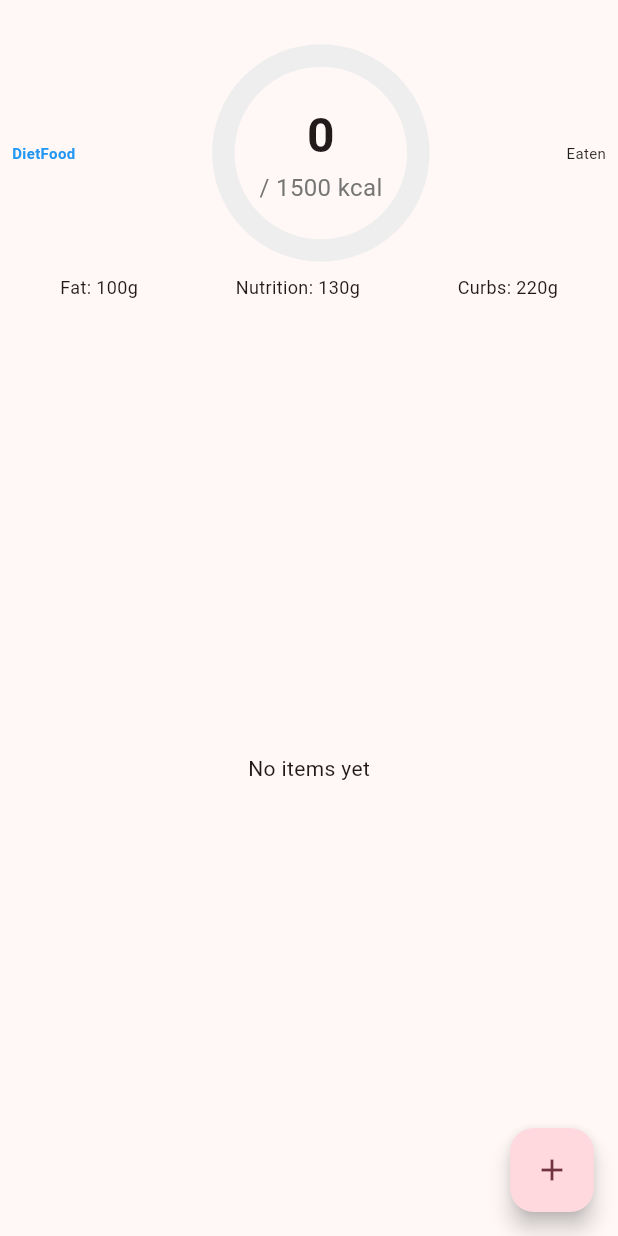
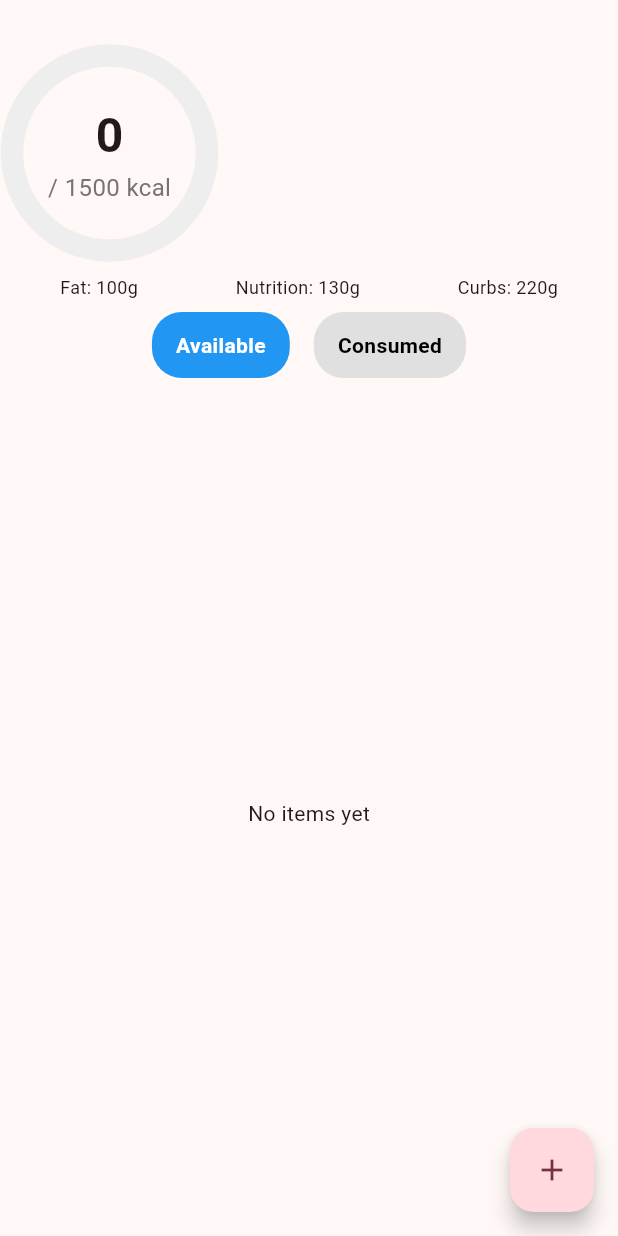
Before and after one commit to AshwaniDev101/Flutter-DisciplinePlus, a Flutter app: the DietPage screen opened directly, on a phone screen of 412 x 824 dp. Run offline on Flutter 3.47's test engine with Material 3 defaults, Android fonts, the phone set to English and light mode, and no system bars; our stand-ins replace cloud_firestore, firebase_core, hive_flutter, just_audio, pull_to_refresh, sliding_up_panel; accounts and stored records are empty; generated files the repository leaves out were written again.

Commit message:
Added a better page-view replaced Gesture Detection with Icon Button

```diff
--- a/lib/pages/dietpage/dietpage.dart
+++ b/lib/pages/dietpage/dietpage.dart
@@ -12,15 +12,6 @@ class DietPage extends StatefulWidget {
   _DietPageState createState() => _DietPageState();
 }
 
-// class DietFood {
-//   final String name;
-//   final int kcal;
-//   final int quantity;
-//   final String mealType;
-//   final DateTime time;
-//
-//   DietFood(this.name, this.kcal, this.quantity, this.mealType, this.time);
-// }
 
 class _DietPageState extends State<DietPage> {
   // Progress tracking
@@ -32,14 +23,7 @@ class _DietPageState extends State<DietPage> {
   final PageController _pageController = PageController(initialPage: 0);
   int _currentIndex = 0;
 
-  // DietFood lists
-  // final List<DietFood> _DietFoodList = [
-  //   DietFood(id:"temp id", name: 'Apple',kcal: 95,quantity: 1,mealType: "Breakfast", time: DateTime.now()),
-  //   DietFood(id:"temp id", name: 'Grilled Chicken',kcal: 250,quantity: 1,mealType: "Lunch", time: DateTime.now()),
-  //   DietFood(id:"temp id", name: 'Salad',kcal: 150,quantity: 1,mealType: "Dinner", time: DateTime.now()),
-  //
-  // ];
-  // final List<DietFood> _DietFoodEatenList = [];
+
 
   @override
   void initState() {
@@ -47,42 +31,6 @@ class _DietPageState extends State<DietPage> {
     // _updateProgress();
   }
 
-  // void _updateProgress() {
-  //   final total = _DietFoodEatenList.fold<int>(0, (sum, f) => sum + f.kcal * f.quantity);
-  //   setState(() => _progress = total.toDouble());
-  // }
-  //
-  // void _moveItem(int index, bool fromEaten) {
-  //   setState(() {
-  //     if (fromEaten) {
-  //
-  //       FoodManager.r
-  //       final item = _DietFoodEatenList.removeAt(index);
-  //       _DietFoodList.add(item);
-  //     } else {
-  //       final item = _DietFoodList.removeAt(index);
-  //       _DietFoodEatenList.add(item);
-  //     }
-  //     _updateProgress();
-  //   });
-  // }
-
-  void _onHeaderSwipe(DragUpdateDetails details) {
-    if (details.delta.dx < -10 && _currentIndex < 1) {
-      _goToPage(_currentIndex + 1);
-    } else if (details.delta.dx > 10 && _currentIndex > 0) {
-      _goToPage(_currentIndex - 1);
-    }
-  }
-
-  void _goToPage(int index) {
-    setState(() => _currentIndex = index);
-    _pageController.animateToPage(
-      index,
-      duration: const Duration(milliseconds: 300),
-      curve: Curves.easeInOut,
-    );
-  }
 
   Color _getProgressColor() {
     final ratio = _progress / _maxProgress;
@@ -102,7 +50,7 @@ class _DietPageState extends State<DietPage> {
           SafeArea(child: Text("")),
           GestureDetector(
             behavior: HitTestBehavior.translucent,
-            onHorizontalDragUpdate: _onHeaderSwipe,
+            // onHorizontalDragUpdate: _onHeaderSwipe,
             child: Column(
               children: [
                 Container(
@@ -112,7 +60,7 @@ class _DietPageState extends State<DietPage> {
                   child: Row(
                     mainAxisAlignment: MainAxisAlignment.spaceBetween,
                     children: [
-                      _buildHeaderTab('DietFood', 0),
+                      // _buildHeaderTab('DietFood', 0),
                       Stack(
                         alignment: Alignment.center,
                         children: [
@@ -147,7 +95,7 @@ class _DietPageState extends State<DietPage> {
                           ),
                         ],
                       ),
-                      _buildHeaderTab('Eaten', 1),
+
                     ],
                   ),
                 ),
@@ -169,19 +117,31 @@ class _DietPageState extends State<DietPage> {
 
           ),
 
-
-
-          // PageView content
+          Expanded(
+            child: Column(
+              children: [
+                Row(
+                  mainAxisAlignment: MainAxisAlignment.center,
+                  children: [
+                    _buildTabButton('Available', 0),
+                    _buildTabButton('Consumed', 1),
+                  ],
+                ),
                 Expanded(
                   child: PageView(
                     controller: _pageController,
-              physics: const NeverScrollableScrollPhysics(),
+                    onPageChanged: (index) => setState(() => _currentIndex = index),
                     children: [
                       _buildListView(FoodManager.instance.watchAvailableFood(), false),
                       _buildListView(FoodManager.instance.watchConsumedFood(), true),
                     ],
                   ),
                 ),
+              ],
+            ),
+          ),
+
+
         ],
       ),
       floatingActionButton: FloatingActionButton(
@@ -191,16 +151,34 @@ class _DietPageState extends State<DietPage> {
     );
   }
 
-  Widget _buildHeaderTab(String label, int index) {
-    final selected = _currentIndex == index;
+
+
+  Widget _buildTabButton(String title, int index) {
+    final isSelected = _currentIndex == index;
     return GestureDetector(
-      onTap: () => _goToPage(index),
+      onTap: () {
+        setState(() {
+          _currentIndex = index;
+          _pageController.animateToPage(
+            index,
+            duration: Duration(milliseconds: 300),
+            curve: Curves.easeInOut,
+          );
+        });
+      },
+      child: Container(
+        padding: const EdgeInsets.symmetric(horizontal: 16, vertical: 12),
+        margin: const EdgeInsets.symmetric(horizontal: 8, vertical: 8),
+        decoration: BoxDecoration(
+          color: isSelected ? Colors.blue : Colors.grey[300],
+          borderRadius: BorderRadius.circular(20),
+        ),
         child: Text(
-        label,
+          title,
           style: TextStyle(
-          fontSize: 10,
-          fontWeight: selected ? FontWeight.bold : FontWeight.normal,
-          color: selected ? Colors.blue : Colors.black87,
+            color: isSelected ? Colors.white : Colors.black,
+            fontWeight: FontWeight.bold,
+          ),
         ),
       ),
     );
@@ -226,30 +204,31 @@ class _DietPageState extends State<DietPage> {
           itemCount: list.length,
           itemBuilder: (context, index) {
             final DietFood dietFood = list[index];
-            return Dismissible(
-
-              key: Key(dietFood.hashCode.toString()),
-              background: Container(color: Colors.redAccent),
-              onDismissed: (dir) {
-                // index, isEaten
-                FoodManager.instance.addToConsumedFood(dietFood);
-
-              },
-              confirmDismiss: (dir) async {
-                return false;
-              },
-
-              child: Card(
+            return Card(
               margin: EdgeInsets.symmetric(horizontal: 12, vertical: 6),
               child: ListTile(
                 title: Text(dietFood.name),
                 subtitle: Text(
                   "${dietFood.kcal} kcal • ${dietFood.quantity}g • ${dietFood.mealType} • ${dietFood.time.hour}:${dietFood.time.minute.toString().padLeft(2, '0')}",
                 ),
+
                   trailing: isEaten
-                      ? Icon(Icons.check_circle, color: Colors.green)
-                      : Icon(Icons.fastfood, color: Colors.orange),
-                ),
+                      ? IconButton(icon: Icon(Icons.delete),
+                      onPressed: (){
+                        FoodManager.instance.removeFromConsumedFood(dietFood);
+
+                      },)
+                      : IconButton(icon: Icon(Icons.add),
+                      onPressed: (){
+                        FoodManager.instance.addToConsumedFood(dietFood);
+
+                      }
+
+                  )
+
+                // trailing: isEaten
+                //     ? Icon(Icons.check_circle, color: Colors.green)
+                //     : Icon(Icons.fastfood, color: Colors.orange),
               ),
             );
           },
@@ -258,31 +237,6 @@ class _DietPageState extends State<DietPage> {
     );
   }
 
-
-  // Widget _buildListView(List<DietFood> list, bool isEaten) {
-  //   return ListView.builder(
-  //     padding: const EdgeInsets.all(8),
-  //     itemCount: list.length,
-  //     itemBuilder: (context, index) {
-  //       final item = list[index];
-  //       return Dismissible(
-  //         key: Key(item.hashCode.toString()),
-  //         background: Container(color: Colors.redAccent),
-  //         onDismissed: (_) => _moveItem(index, isEaten),
-  //         child: Card(
-  //           margin: const EdgeInsets.symmetric(vertical: 6),
-  //           child: ListTile(
-  //             leading: Icon(_iconForMeal(item.mealType)),
-  //             title: Text(item.name),
-  //             subtitle: Text(
-  //                 '${item.kcal * item.quantity} kcal (${item.quantity}x)'),
-  //             trailing: Text(DateFormat('HH:mm').format(item.time)),
-  //           ),
-  //         ),
-  //       );
-  //     },
-  //   );
-  // }
 
   IconData _iconForMeal(String type) {
     switch (type) {
```
Lines whose indentation alone changed are shown as unchanged.
